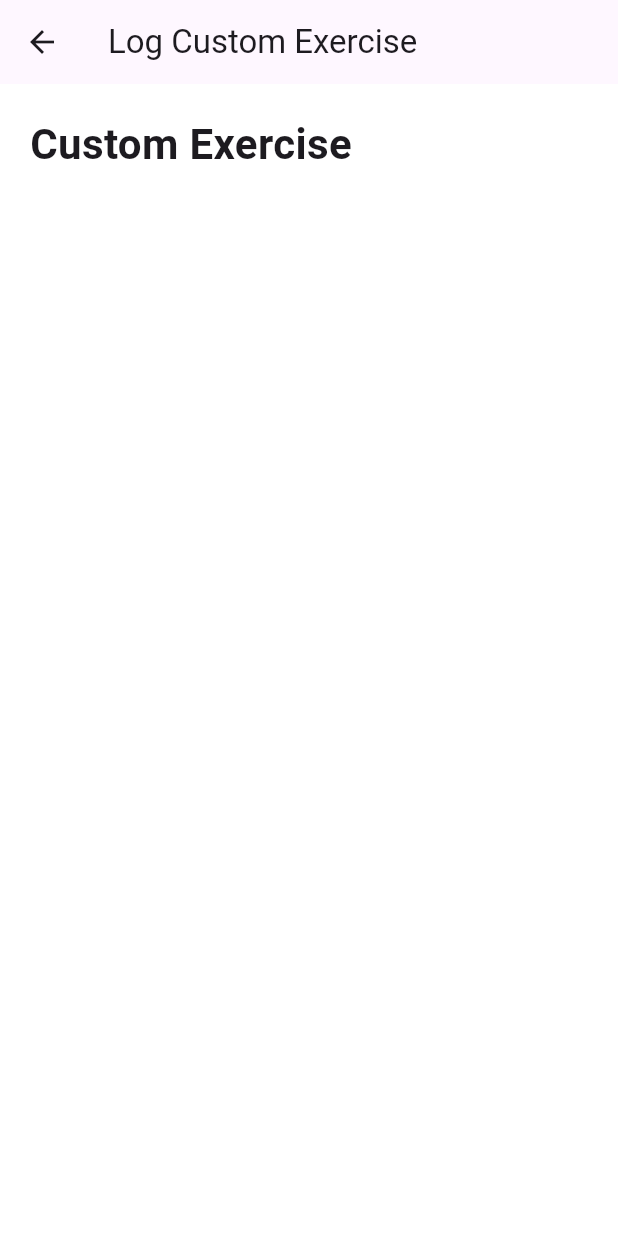
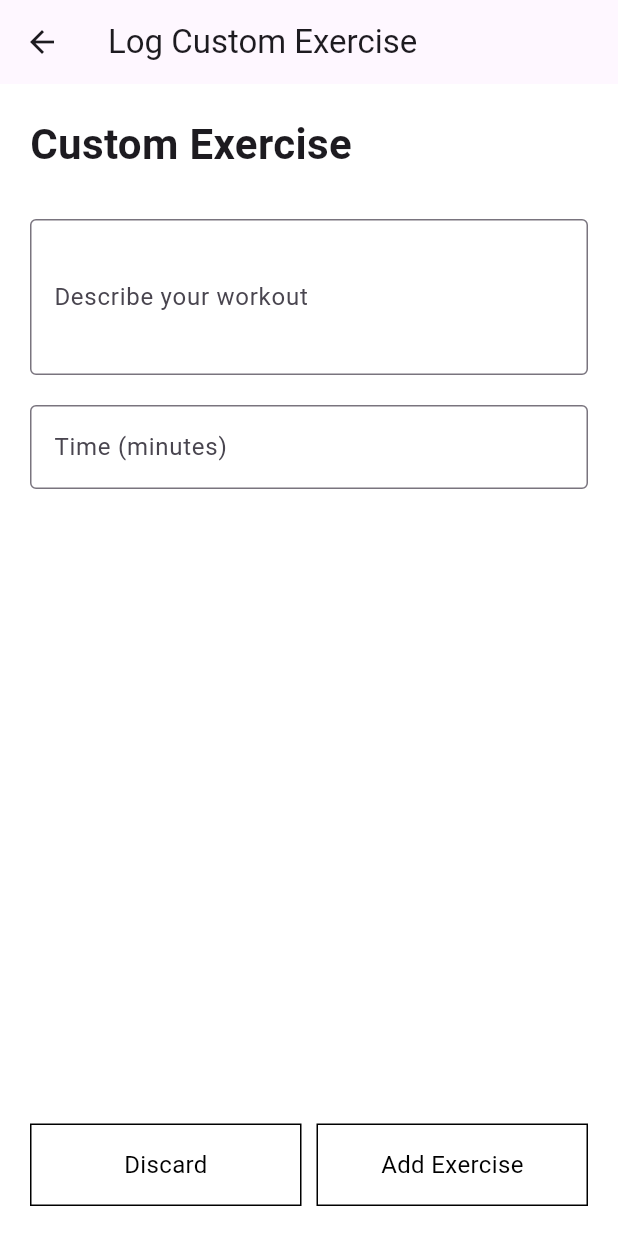
Before and after one commit to vk1hub/Fitness-Tracker, a Flutter app: the AddCustomScreen screen opened directly, on a phone screen of 412 x 824 dp. Run offline on Flutter 3.47's test engine with Material 3 defaults, Android fonts, the light colour scheme and no system bars.

Commit message:
Created custom exercise UI

```diff
--- a/lib/add_custom_exercise.dart
+++ b/lib/add_custom_exercise.dart
@@ -6,8 +6,12 @@ class AddCustomScreen extends StatefulWidget {
 }
 
 class AddCustomScreenState extends State<AddCustomScreen> {
+
+  // manage input fields
+  TextEditingController customController = TextEditingController();
+  TextEditingController timeController = TextEditingController();
+
   @override
-
   Widget build(BuildContext context) {
     return Scaffold(
       appBar: AppBar(
@@ -18,12 +22,80 @@ class AddCustomScreenState extends State<AddCustomScreen> {
         child: Column(
           crossAxisAlignment: CrossAxisAlignment.start,
           children: [
-            Text('Custom Exercise', style: TextStyle(fontSize:28, fontWeight: FontWeight.bold)),
+            Text('Custom Exercise', style: TextStyle(fontSize: 28, fontWeight: FontWeight.bold)),
             SizedBox(height: 30),
-          ]
-        )
-      )
+
+            // exercise description input with a max of 3 lines
+            TextField(
+              controller: customController,
+              maxLines: 3,
+              decoration: InputDecoration(
+                labelText: 'Describe your workout',
+                border: OutlineInputBorder(),
+              ),
+            ),
+            SizedBox(height: 20),
+
+            // time input
+            TextField(
+              controller: timeController,
+              keyboardType: TextInputType.number,
+              decoration: InputDecoration(
+                labelText: 'Time (minutes)',
+                border: OutlineInputBorder(),
+              ),
+            ),
+
+            Spacer(),
+
+            Row(
+              children: [
+                // Discard button
+                Expanded(
+                  child: GestureDetector(
+                    onTap: () {
+                      Navigator.pop(context);
+                    },
+                    child: Container(
+                      padding: EdgeInsets.symmetric(vertical: 15),
+                      decoration: BoxDecoration(
+                        border: Border.all(color: Colors.black),
+                      ),
+                      child: Center(
+                        child: Text(
+                          'Discard',
+                          style: TextStyle(fontSize: 16, color: Colors.black),
+                        ),
+                      ),
+                    ),
+                  ),
+                ),
+                SizedBox(width: 10),
+                // add exercise
+                Expanded(
+                  child: GestureDetector(
+                    onTap: () {
+                      //
+                    },
+                    child: Container(
+                      padding: EdgeInsets.symmetric(vertical: 15),
+                      decoration: BoxDecoration(
+                        border: Border.all(color: Colors.black),
+                      ),
+                      child: Center(
+                        child: Text(
+                          'Add Exercise',
+                          style: TextStyle(fontSize: 16, color: Colors.black),
+                        ),
+                      ),
+                    ),
+                  ),
+                ),
+              ],
+            ),
+          ],
+        ),
+      ),
     );
   }
-
 }
```
